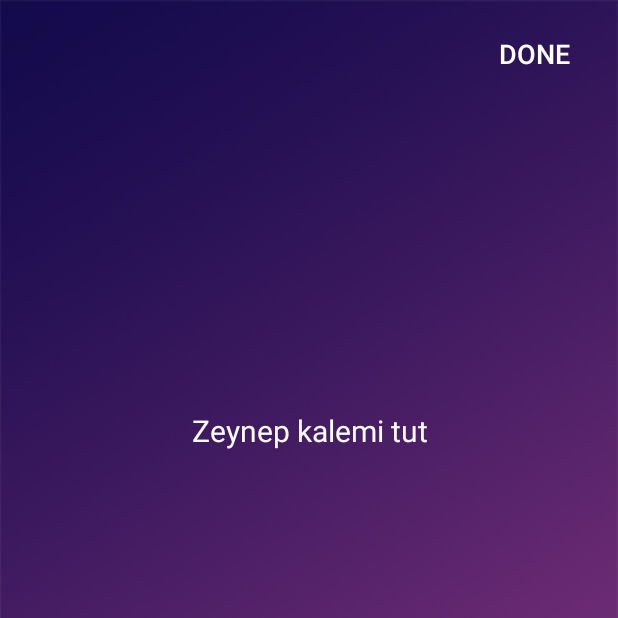
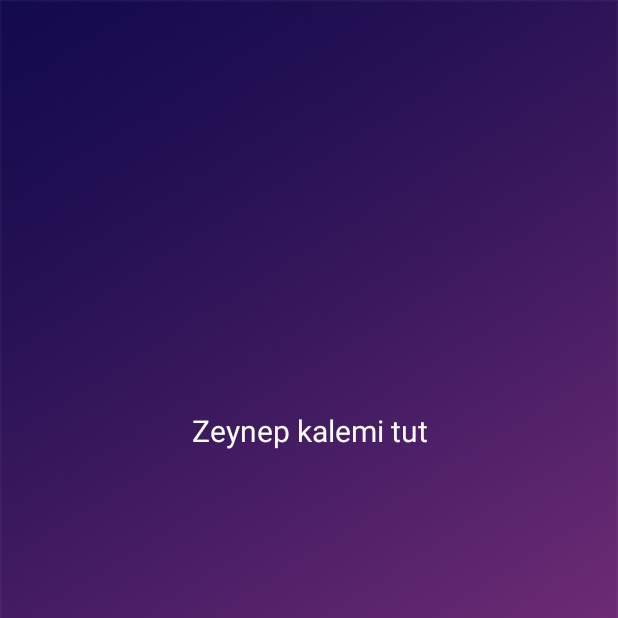
Before and after one commit to umuryavuz96/Digital-Identification-App, an Android app: the VoiceRecognitionActivity screen opened directly, with no data from a screen before it, on a phone screen of 412 x 824 dp, the top half of it. Run offline under Robolectric (Android 15) with nearby library versions, the phone set to English and light mode, and no system bars.

Commit message:
TEST SETTİNGS FOR VİDEO 2

```diff
--- a/app/src/main/java/activities/VoiceRecognitionActivity.java
+++ b/app/src/main/java/activities/VoiceRecognitionActivity.java
@@ -162,7 +162,7 @@ public class VoiceRecognitionActivity extends AppCompatActivity {
 
 
                     if(displayOutput.getText().toString().equalsIgnoreCase(editText.getText().toString())){
-//                        Toast.makeText(VoiceRecognitionActivity.this,"Right on!",Toast.LENGTH_LONG).show();
+                        Toast.makeText(VoiceRecognitionActivity.this,"Voice recognized!",Toast.LENGTH_LONG).show();
                         Intent goToSign = new Intent(VoiceRecognitionActivity.this, SignActivity.class);
                         startActivity(goToSign);
                         finish();
--- a/app/src/main/res/layout/activity_face_scan.xml
+++ b/app/src/main/res/layout/activity_face_scan.xml
@@ -53,6 +53,7 @@
         android:layout_alignParentRight="true"
         android:layout_alignParentStart="false"
         android:layout_alignParentTop="false"
+        android:visibility="gone"
         android:text="Devam" />
 
 
--- a/app/src/main/res/layout/activity_idscan.xml
+++ b/app/src/main/res/layout/activity_idscan.xml
@@ -104,6 +104,7 @@
         android:layout_alignParentEnd="true"
         android:layout_marginBottom="22dp"
         android:rotation="270"
+        android:visibility="gone"
         android:text="Devam" />
 
 
--- a/app/src/main/res/layout/activity_voice_recognition.xml
+++ b/app/src/main/res/layout/activity_voice_recognition.xml
@@ -48,6 +48,7 @@
         android:layout_alignParentTop="true"
         android:background="@android:color/transparent"
         android:text="Done"
+        android:visibility="gone"
         android:textSize="18sp" />
 
 </RelativeLayout>
```
